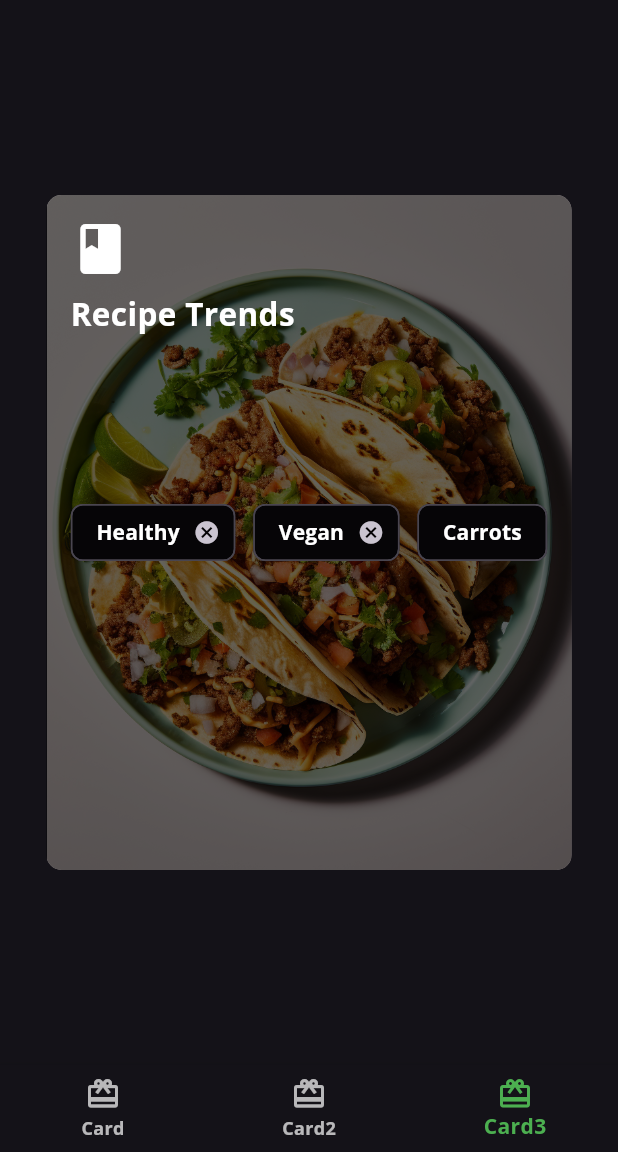
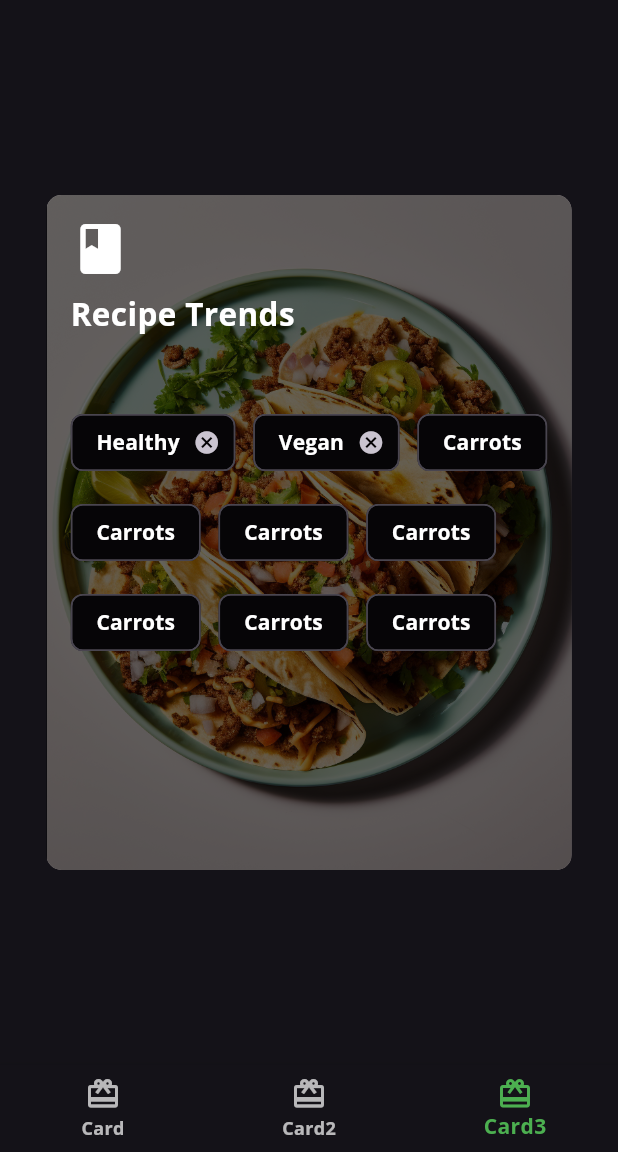
Before and after one commit to Seungmoky/FlutterStudy, a Flutter app: the screen it shows after launch, item 3 of the bottom bar chosen, on a phone screen of 412 x 824 dp, the part 84-1236 px from its top. Run offline on Flutter 3.47's test engine with Material 3 defaults, Android fonts, the phone set to English and light mode, and no system bars; our stand-ins replace google_fonts.

Commit message:
2024.04.17 page 133

```diff
--- a/lib/card3.dart
+++ b/lib/card3.dart
@@ -87,6 +87,36 @@ class Card3 extends StatelessWidget {
                         style: FooderlichTheme.darkTextTheme.bodyMedium),
                     backgroundColor: Colors.black.withOpacity(0.7),
                   ),
+                  Chip(
+                    label: Text('Carrots',
+                        style: FooderlichTheme.darkTextTheme.bodyMedium),
+                    backgroundColor: Colors.black.withOpacity(0.7),
+                  ),
+                  Chip(
+                    label: Text('Carrots',
+                        style: FooderlichTheme.darkTextTheme.bodyMedium),
+                    backgroundColor: Colors.black.withOpacity(0.7),
+                  ),
+                  Chip(
+                    label: Text('Carrots',
+                        style: FooderlichTheme.darkTextTheme.bodyMedium),
+                    backgroundColor: Colors.black.withOpacity(0.7),
+                  ),
+                  Chip(
+                    label: Text('Carrots',
+                        style: FooderlichTheme.darkTextTheme.bodyMedium),
+                    backgroundColor: Colors.black.withOpacity(0.7),
+                  ),
+                  Chip(
+                    label: Text('Carrots',
+                        style: FooderlichTheme.darkTextTheme.bodyMedium),
+                    backgroundColor: Colors.black.withOpacity(0.7),
+                  ),
+                  Chip(
+                    label: Text('Carrots',
+                        style: FooderlichTheme.darkTextTheme.bodyMedium),
+                    backgroundColor: Colors.black.withOpacity(0.7),
+                  ),
                 ],
               ),
             ),
```
